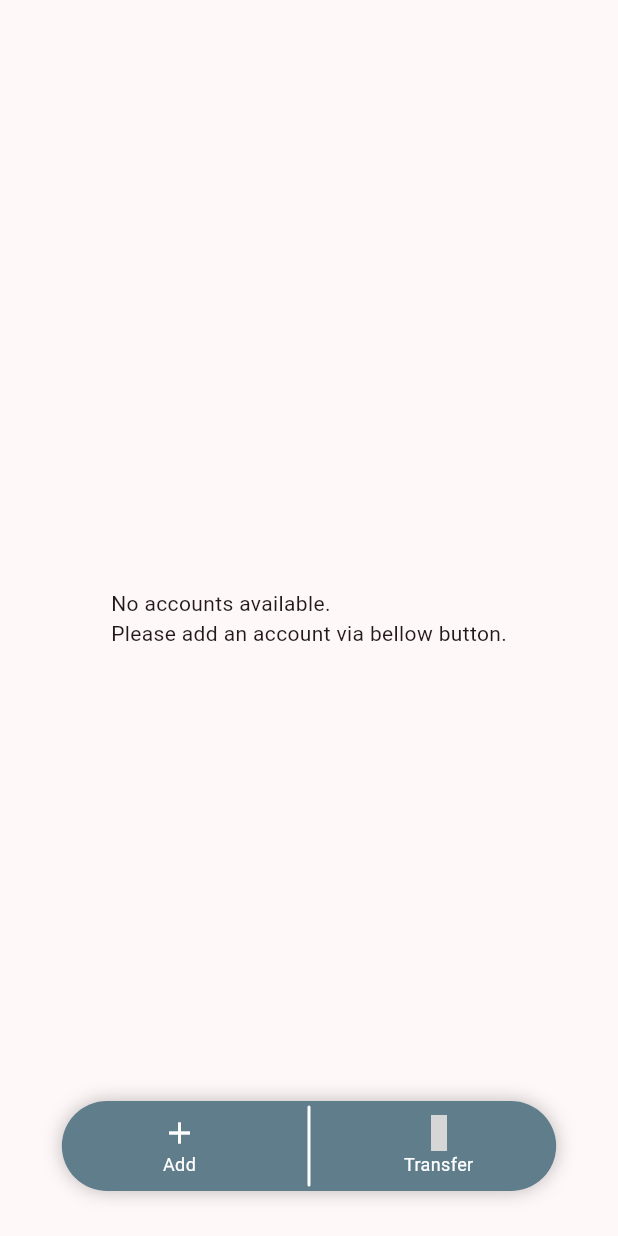
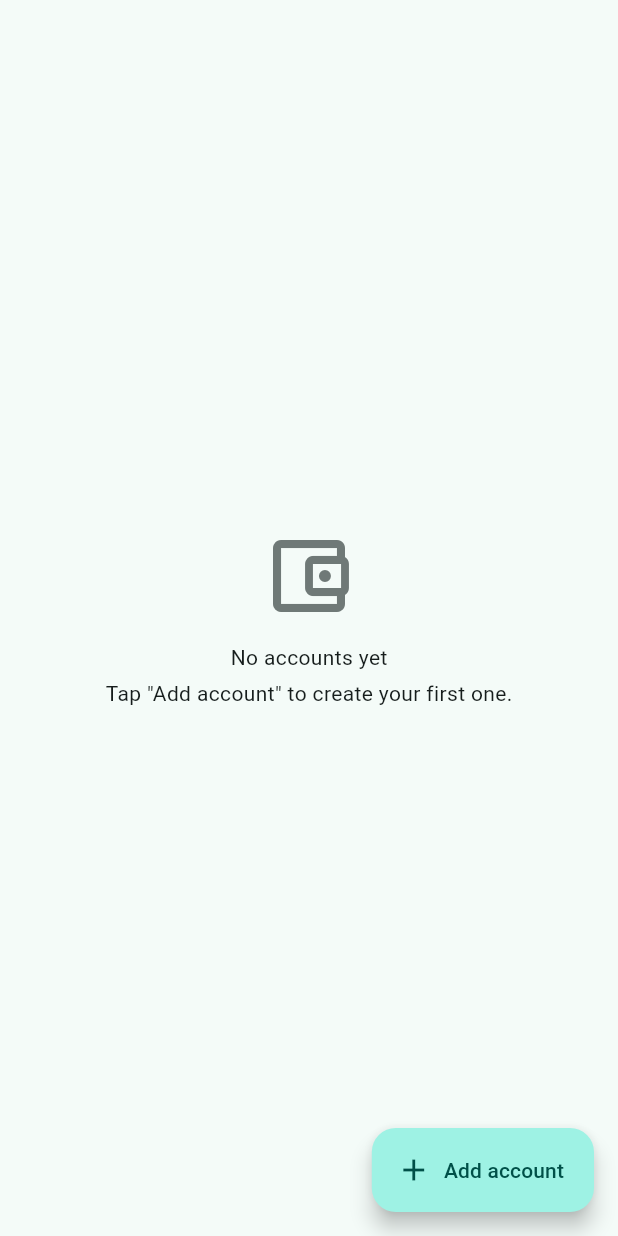
Before and after one commit to Tag365/money_mind, a Flutter app: the AccountWidget screen opened directly, on a phone screen of 412 x 824 dp. Run offline on Flutter 3.47's test engine with Material 3 defaults, Android fonts, the phone set to English and light mode, and no system bars; our stand-ins replace drift, drift_flutter, flutter_slidable; accounts and stored records are empty; generated files the repository leaves out were written again; grey boxes are pictures that could not be loaded.

Commit message:
Speed up statement loading and modernize UI
- Remove getAllStatements (per-row prints, double query, broken groupBy)
- Stream statements with paging and SQL-aggregated monthly/yearly totals
- Add payment_date and account indexes (schema v2 migration)
- Batch-insert statements and update balances in SQL
- Material 3 theme with dark mode, bottom NavigationBar, cards,
  colored MoneyText amounts and localized dates

Co-Authored-By: Claude Opus 5.5 <noreply@anthropic.com>

```diff
--- /dev/null
+++ b/devtools_options.yaml
@@ -0,0 +1,3 @@
+description: This file stores settings for Dart & Flutter DevTools.
+documentation: https://docs.flutter.dev/tools/devtools/extensions#configure-extension-enablement-states
+extensions:
--- a/lib/database/app_database.dart
+++ b/lib/database/app_database.dart
@@ -15,7 +15,31 @@ class AppDatabase extends _$AppDatabase {
   AppDatabase() : super(_openConnection());
 
   @override
-  int get schemaVersion => 1;
+  int get schemaVersion => 2;
+
+  @override
+  MigrationStrategy get migration => MigrationStrategy(
+    onCreate: (m) async {
+      await m.createAll();
+      await _createIndexes();
+    },
+    onUpgrade: (m, from, to) async {
+      if (from < 2) await _createIndexes();
+    },
+  );
+
+  // Indexes for the list (sorted by date) and per-account queries.
+  Future<void> _createIndexes() async {
+    await customStatement(
+      'CREATE INDEX IF NOT EXISTS idx_statements_payment_date '
+      'ON statements (payment_date)',
+    );
+    await customStatement(
+      'CREATE INDEX IF NOT EXISTS idx_statements_account_payment_date '
+      'ON statements (account, payment_date)',
+    );
+  }
+
   static QueryExecutor _openConnection() {
     return driftDatabase(
       name: 'my_database',
--- a/lib/tabs/account.dart
+++ b/lib/tabs/account.dart
@@ -1,8 +1,9 @@
 import 'dart:math';
 
+import 'package:flutter/foundation.dart';
 import 'package:flutter/material.dart';
 import 'package:flutter_slidable/flutter_slidable.dart';
-import 'package:fluttericon/iconic_icons.dart';
+import 'package:money_mind/components/money_text.dart';
 import 'package:money_mind/database/database_service.dart';
 import 'package:money_mind/database/models/AccountType.dart';
 import 'package:money_mind/modals/account_form.dart';
@@ -22,26 +23,95 @@ class _AccountState extends State<AccountWidget> {
   void _openAddAccountModal() async {
     final result = await showModalBottomSheet(
       isScrollControlled: true,
+      showDragHandle: true,
       context: context,
       builder: (BuildContext context) => const AccountForm(),
     );
     if (result == null || result is! Account) return;
   }
 
+  // Created once so rebuilds don't re-run the query; updates automatically
+  // when accounts or balances change.
+  late final Stream<List<Account>> _accounts = databaseService.watchAccounts();
+
+  /// Inserts 10 years of fake statements (~10 per day) in one batch.
+  Future<void> _insertSpeedtestStatements(Account account) async {
+    final Random rng = Random(0);
+    final DateTime now = DateTime.now();
+    final Stopwatch stopwatch = Stopwatch()..start();
+    await databaseService.addStatements([
+      for (int i = 0; i < 36_500; i++)
+        StatementsCompanion.insert(
+          title: "Speedtest transfer $i",
+          createdAt: now,
+          paymentDate: now.subtract(Duration(minutes: i * 144)),
+          account: account.id,
+          useDate: now.subtract(Duration(minutes: i * 144)),
+          amount: rng.nextDouble() * 10 * (rng.nextBool() ? 1 : -1),
+          tags: ["speedtest"],
+          note: "",
+        ),
+    ]);
+    print("Inserted 36500 statements in ${stopwatch.elapsedMilliseconds} ms");
+  }
+
+  Widget _totalCard(List<Account> accounts) {
+    final double total = accounts.fold(0, (sum, a) => sum + a.balance);
+    final colors = Theme.of(context).colorScheme;
+    final text = Theme.of(context).textTheme;
+    return Card(
+      color: colors.primaryContainer,
+      margin: const EdgeInsets.fromLTRB(16, 8, 16, 12),
+      child: Padding(
+        padding: const EdgeInsets.all(20),
+        child: Column(
+          crossAxisAlignment: CrossAxisAlignment.start,
+          children: [
+            Text(
+              "Total balance",
+              style: text.labelLarge?.copyWith(
+                color: colors.onPrimaryContainer,
+              ),
+            ),
+            const SizedBox(height: 4),
+            MoneyText(total, style: text.headlineMedium),
+          ],
+        ),
+      ),
+    );
+  }
+
   Widget _list(List<Account> accounts) {
     if (accounts.isEmpty) {
       return Center(
-        child: Text(
-          "No accounts available.\nPlease add an account via bellow button.",
+        child: Column(
+          mainAxisSize: MainAxisSize.min,
+          children: [
+            Icon(
+              Icons.account_balance_wallet_outlined,
+              size: 64,
+              color: Theme.of(context).colorScheme.outline,
+            ),
+            const SizedBox(height: 12),
+            const Text("No accounts yet"),
+            const SizedBox(height: 4),
+            const Text("Tap \"Add account\" to create your first one."),
+          ],
         ),
       );
     }
+    final colors = Theme.of(context).colorScheme;
     return SlidableAutoCloseBehavior(
       child: ListView.builder(
-        itemCount: accounts.length,
+        // Leave room so the last card isn't hidden behind the buttons.
+        padding: const EdgeInsets.only(bottom: 140),
+        itemCount: accounts.length + 1,
         itemBuilder: ((context, index) {
-          final Account account = accounts[index];
-          return Slidable(
+          if (index == 0) return _totalCard(accounts);
+          final Account account = accounts[index - 1];
+          return Card(
+            clipBehavior: Clip.antiAlias,
+            child: Slidable(
               groupTag: "0",
               endActionPane: ActionPane(
                 motion: ScrollMotion(),
@@ -49,26 +119,28 @@ class _AccountState extends State<AccountWidget> {
                 children: [
                   SlidableAction(
                     onPressed: ((_) {
-                    setState(() {
-                      databaseService.deleteAccount(accounts[index]);
-                      accounts.removeAt(index);
-                    });
+                      databaseService.deleteAccount(account);
                     }),
-                  backgroundColor: Colors.red,
-                  icon: Icons.delete,
+                    backgroundColor: colors.error,
+                    foregroundColor: colors.onError,
+                    icon: Icons.delete_outline,
                     label: "Delete",
                   ),
                 ],
               ),
               child: ListTile(
-              leading: Icon(
+                leading: CircleAvatar(
+                  backgroundColor: colors.secondaryContainer,
+                  foregroundColor: colors.onSecondaryContainer,
+                  child: Icon(
                     account.type == AccountType.creditCard
                         ? Icons.credit_card
-                    : Icons.wallet,
+                        : Icons.account_balance_wallet_outlined,
+                  ),
                 ),
                 title: Text(account.name),
-              subtitle: Text(
-                "Balance: ${account.balance.toStringAsFixed(2)}€",
+                subtitle: Text(account.type.displayName),
+                trailing: MoneyText(account.balance),
               ),
             ),
           );
@@ -77,111 +149,47 @@ class _AccountState extends State<AccountWidget> {
     );
   }
 
-  Widget _actionBar(List<Account> accounts) {
-    return Container(
-      height: 60,
-      width: MediaQuery.of(context).size.width * 0.8,
-      decoration: BoxDecoration(
-        color: Colors.blueGrey,
-        borderRadius: BorderRadius.all(Radius.circular(30)),
-        boxShadow: [
-          BoxShadow(
-            color: Colors.black26,
-            blurRadius: 10,
-            blurStyle: BlurStyle.outer,
+  Widget _actions(List<Account> accounts) {
+    return Column(
+      mainAxisSize: MainAxisSize.min,
+      crossAxisAlignment: CrossAxisAlignment.end,
+      spacing: 12,
+      children: [
+        // Dev tool: only offered when there is an account to fill.
+        if (kDebugMode && accounts.isNotEmpty)
+          FloatingActionButton.small(
+            heroTag: "speedtest",
+            tooltip: "Insert speedtest statements",
+            onPressed: () => _insertSpeedtestStatements(accounts.first),
+            child: const Icon(Icons.speed),
+          ),
+        FloatingActionButton.extended(
+          heroTag: "add",
+          onPressed: _openAddAccountModal,
+          icon: const Icon(Icons.add),
+          label: const Text("Add account"),
         ),
       ],
-      ),
-      margin: EdgeInsets.only(bottom: 30, left: 20, right: 20),
-      child: Row(
-        mainAxisAlignment: MainAxisAlignment.spaceEvenly,
-        children: [
-          Expanded(
-            child: IconButton(
-              onPressed: () {
-                print("Add account");
-                _openAddAccountModal();
-              },
-              icon: Column(
-                mainAxisAlignment: MainAxisAlignment.center,
-                children: [
-                  Icon(Icons.add, color: Colors.white),
-                  Text(
-                    "Add",
-                    style: TextStyle(color: Colors.white, fontSize: 12),
-                  ),
-                ],
-              ),
-            ),
-          ),
-
-          VerticalDivider(
-            color: Colors.white,
-            thickness: 2,
-            indent: 3,
-            endIndent: 3,
-            radius: BorderRadiusGeometry.all(Radius.circular(20)),
-          ),
-
-          Expanded(
-            child: IconButton(
-              onPressed: () {
-                print("Transfer");
-                Random rng = Random(0);
-                for (int i = 0; i < 10_000; i++) {
-                  Account account = accounts[0];
-                  databaseService.addStatement(
-                    "Speedtest transfer $i",
-                    rng.nextDouble() * 10 * (rng.nextBool() ? 1 : -1),
-                    account.id,
-                    DateTime.timestamp(),
-                    DateTime.timestamp(),
-                    ["speedtest"],
-                    "",
-                  );
-                }
-              },
-              icon: Column(
-                mainAxisAlignment: MainAxisAlignment.center,
-                children: [
-                  Icon(Iconic.exchange, color: Colors.white),
-                  Text(
-                    "Transfer",
-                    style: TextStyle(color: Colors.white, fontSize: 12),
-                  ),
-                ],
-              ),
-            ),
-          ),
-        ],
-      ),
     );
   }
 
   @override
   Widget build(BuildContext context) {
-    return Scaffold(
-      body: FutureBuilder(
-        future: databaseService.getAccounts(),
+    return StreamBuilder(
+      stream: _accounts,
       builder: (context, asyncSnapshot) {
+        if (asyncSnapshot.hasError) {
+          return Center(child: Text('Error: ${asyncSnapshot.error}'));
+        }
         if (!asyncSnapshot.hasData) {
           // Show a placeholder while loading
           return Center(child: CircularProgressIndicator());
         }
-          if (asyncSnapshot.hasError) {
-            return Center(child: Text('Error: ${asyncSnapshot.error}'));
-          }
-          return Stack(
-            children: [
-              _list(asyncSnapshot.data!),
-              Align(
-                alignment: Alignment.bottomCenter,
-                child: _actionBar(asyncSnapshot.data!),
-              ),
-            ],
+        return Scaffold(
+          body: _list(asyncSnapshot.data!),
+          floatingActionButton: _actions(asyncSnapshot.data!),
         );
       },
-      ),
     );
   }
 }
```
Also changed, not shown: lib/TabNavigation.dart (+32 -32 lines), lib/components/drag_indicator.dart (deleted, +0 -22 lines), lib/components/money_text.dart (added, +22 -0 lines), lib/database/database_service.dart (+84 -17 lines), lib/list/grouping.dart (added, +25 -0 lines), lib/main.dart (+19 -5 lines), lib/modals/account_form.dart (+9 -11 lines), lib/tabs/add.dart (+5 -17 lines), lib/tabs/list.dart (+149 -26 lines), pubspec.lock, 1 other file. Lines whose indentation alone changed are shown as unchanged.
